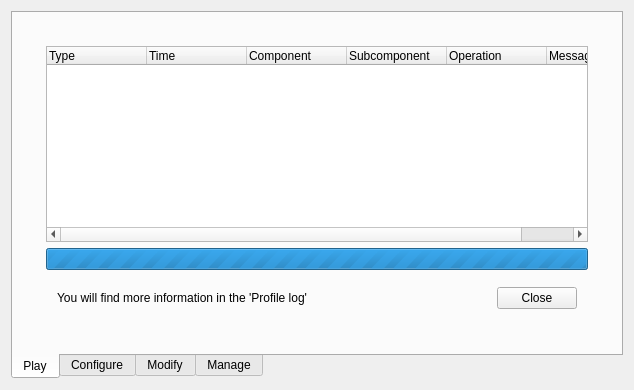
Old version of the form src/mainwindow.ui in the repository kriana/SilVerPLuM.
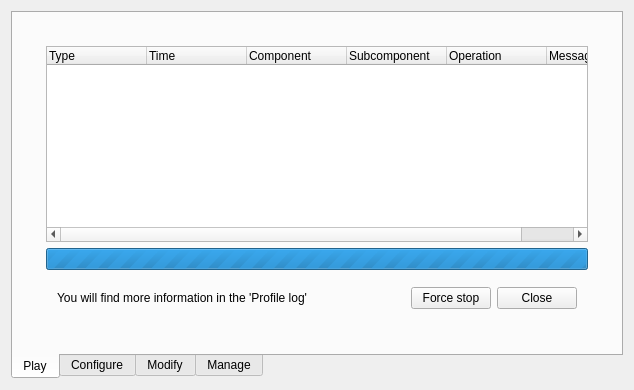
New version of the form. The open tabs and pages were chosen to show the change. Icons and pictures are not drawn. Custom widgets are drawn as their Qt base class.

Commit message: + Stop process button

```diff
--- a/src/mainwindow.ui
+++ b/src/mainwindow.ui
@@ -339,6 +339,16 @@
                     </property>
                    </spacer>
                   </item>
+                  <item>
+                   <widget class="QPushButton" name="playLogStop">
+                    <property name="text">
+                     <string>Force stop</string>
+                    </property>
+                    <property name="icon">
+                     <iconset theme="dialog-cancel"/>
+                    </property>
+                   </widget>
+                  </item>
                   <item>
                    <widget class="QPushButton" name="playLogClose">
                     <property name="text">
```
Left out of the diff: 2 changed lines with no effect on the pictures. The commit also changes 9 other files.
